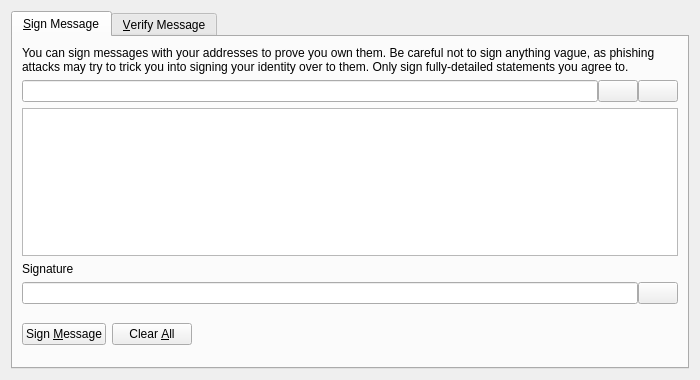
project-qmc/QMC, file src/qt/forms/signverifymessagedialog.ui: the form before one commit.
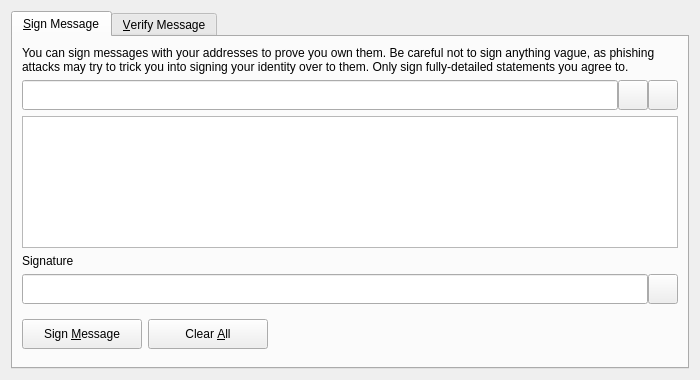
The form after the commit. Icons and pictures are not drawn. Custom widgets are drawn as their Qt base class.

The edit to the form file:
```diff
--- a/src/qt/forms/signverifymessagedialog.ui
+++ b/src/qt/forms/signverifymessagedialog.ui
@@ -47,6 +47,18 @@
          </property>
          <item>
           <widget class="QValidatedLineEdit" name="addressIn_SM">
+           <property name="minimumSize">
+            <size>
+             <width>0</width>
+             <height>30</height>
+            </size>
+           </property>
+           <property name="maximumSize">
+            <size>
+             <width>16777215</width>
+             <height>30</height>
+            </size>
+           </property>
            <property name="toolTip">
             <string>The QMC address to sign the message with</string>
            </property>
@@ -54,6 +66,18 @@
          </item>
          <item>
           <widget class="QPushButton" name="addressBookButton_SM">
+           <property name="minimumSize">
+            <size>
+             <width>30</width>
+             <height>30</height>
+            </size>
+           </property>
+           <property name="maximumSize">
+            <size>
+             <width>30</width>
+             <height>30</height>
+            </size>
+           </property>
            <property name="toolTip">
             <string>Choose previously used address</string>
            </property>
@@ -74,6 +98,18 @@
          </item>
          <item>
           <widget class="QPushButton" name="pasteButton_SM">
+           <property name="minimumSize">
+            <size>
+             <width>30</width>
+             <height>30</height>
+            </size>
+           </property>
+           <property name="maximumSize">
+            <size>
+             <width>30</width>
+             <height>30</height>
+            </size>
+           </property>
            <property name="toolTip">
             <string>Paste address from clipboard</string>
            </property>
@@ -118,6 +154,18 @@
          </property>
          <item>
           <widget class="QLineEdit" name="signatureOut_SM">
+           <property name="minimumSize">
+            <size>
+             <width>0</width>
+             <height>30</height>
+            </size>
+           </property>
+           <property name="maximumSize">
+            <size>
+             <width>16777215</width>
+             <height>30</height>
+            </size>
+           </property>
            <property name="font">
             <font>
              <italic>true</italic>
@@ -130,6 +178,18 @@
          </item>
          <item>
           <widget class="QPushButton" name="copySignatureButton_SM">
+           <property name="minimumSize">
+            <size>
+             <width>30</width>
+             <height>30</height>
+            </size>
+           </property>
+           <property name="maximumSize">
+            <size>
+             <width>30</width>
+             <height>30</height>
+            </size>
+           </property>
            <property name="toolTip">
             <string>Copy the current signature to the system clipboard</string>
            </property>
@@ -151,6 +211,18 @@
         <layout class="QHBoxLayout" name="horizontalLayout_3_SM">
          <item>
           <widget class="QPushButton" name="signMessageButton_SM">
+           <property name="minimumSize">
+            <size>
+             <width>120</width>
+             <height>30</height>
+            </size>
+           </property>
+           <property name="maximumSize">
+            <size>
+             <width>120</width>
+             <height>30</height>
+            </size>
+           </property>
            <property name="toolTip">
             <string>Sign the message to prove you own this QMC address</string>
            </property>
@@ -168,6 +240,18 @@
          </item>
          <item>
           <widget class="QPushButton" name="clearButton_SM">
+           <property name="minimumSize">
+            <size>
+             <width>120</width>
+             <height>30</height>
+            </size>
+           </property>
+           <property name="maximumSize">
+            <size>
+             <width>120</width>
+             <height>30</height>
+            </size>
+           </property>
            <property name="toolTip">
             <string>Reset all sign message fields</string>
            </property>
```
Left out of the diff: 63 changed lines with no effect on the pictures.
